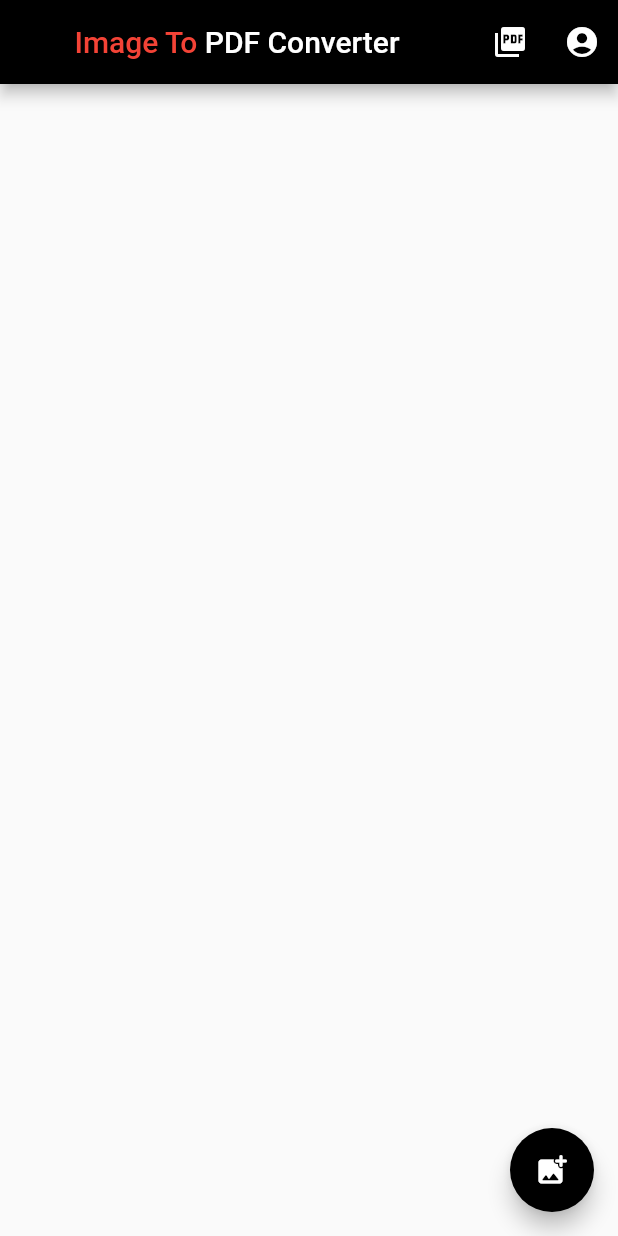
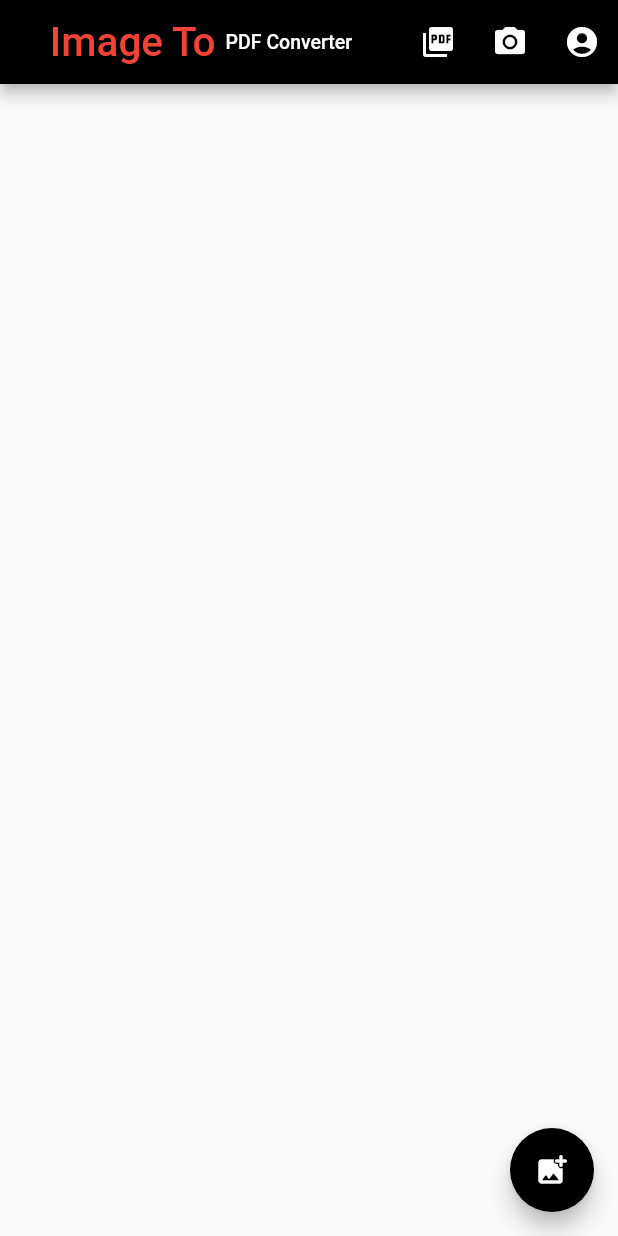
Before and after one commit to ramimhossain12/Image-TO-PDF-Converter, a Flutter app: the Menu screen opened directly, on a phone screen of 412 x 824 dp. Run offline on Flutter 3.47's test engine with Material 2 defaults, Android fonts, the phone set to English and light mode, and no system bars; our stand-ins replace flushbar, image_picker, lottie, pdf.

Commit message:
camera add

```diff
--- a/lib/menu.dart
+++ b/lib/menu.dart
@@ -5,6 +5,7 @@ import 'package:flushbar/flushbar.dart';
 import 'package:flutter/material.dart';
 import 'package:image_picker/image_picker.dart';
 import 'package:image_to_pdf/about.dart';
+import 'package:image_to_pdf/camera.dart';
 import 'package:path_provider/path_provider.dart';
 import 'package:pdf/pdf.dart';
 import 'package:pdf/widgets.dart' as pw;
@@ -33,11 +34,11 @@ class _MenuState extends State<Menu> {
           children: [
             Text(
               "Image To ",
-              style: TextStyle(color: Colors.red,),
+              style: TextStyle(color: Colors.red,fontSize: 27),
             ),
             Text(
               "PDF Converter",
-              style: TextStyle(color: Colors.white),
+              style: TextStyle(color: Colors.white,fontSize: 13),
             ),
           ],
         ),
@@ -51,6 +52,17 @@ class _MenuState extends State<Menu> {
                 createPDF();
                 savePDF();
               }),
+
+
+          IconButton(
+              icon: Icon(Icons.camera_alt),
+              onPressed: () {
+                Navigator.push(
+                  context,
+                  MaterialPageRoute(builder: (context) => Camera()),
+                );
+              }),
+
           IconButton(
               icon: Icon(Icons.account_circle_rounded),
               onPressed: () {
@@ -58,7 +70,7 @@ class _MenuState extends State<Menu> {
                   context,
                   MaterialPageRoute(builder: (context) => About()),
                 );
-              })
+              }),
         ],
       ),
       floatingActionButton: FloatingActionButton(
```
Also changed, not shown: lib/camera.dart (added, +38 -0 lines).
